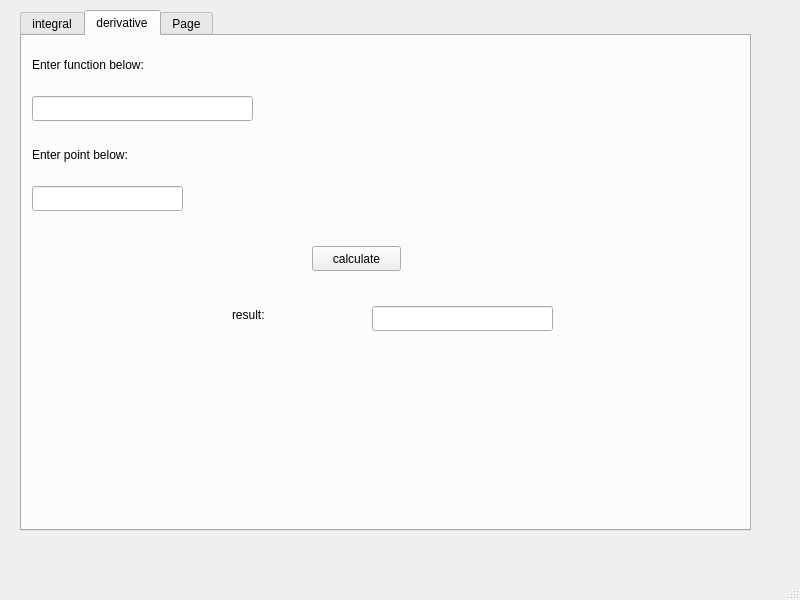
Qt form src/geek-calculator/mainwindow.ui (Jelena-Zivovic/RS014-geek-calculator) before a commit.
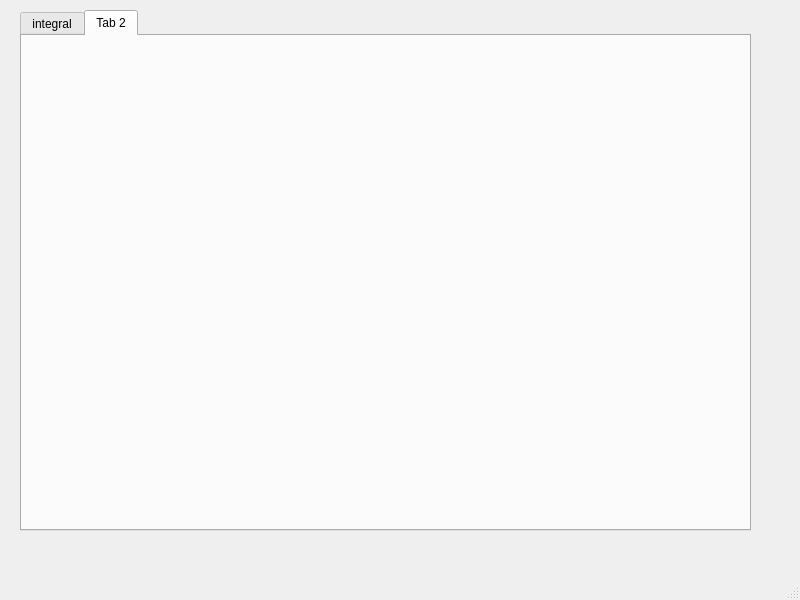
The same form after that commit. The open tabs and pages were chosen to show the change.

Patch:
```diff
--- a/src/geek-calculator/mainwindow.ui
+++ b/src/geek-calculator/mainwindow.ui
@@ -483,10 +483,7 @@
         <height>521</height>
        </rect>
       </property>
-      <property name="currentIndex">
-       <number>1</number>
-      </property>
-      <widget class="QWidget" name="integralTab">
+      <widget class="QWidget" name="tab">
        <property name="layoutDirection">
         <enum>Qt::LeftToRight</enum>
        </property>
@@ -714,94 +711,7 @@
         <cursorShape>PointingHandCursor</cursorShape>
        </property>
        <attribute name="title">
-        <string>derivative</string>
-       </attribute>
-       <widget class="QLabel" name="enterFunctionDerivativeLabel">
-        <property name="geometry">
-         <rect>
-          <x>10</x>
-          <y>20</y>
-          <width>161</width>
-          <height>17</height>
-         </rect>
-        </property>
-        <property name="text">
-         <string>Enter function below:</string>
-        </property>
-       </widget>
-       <widget class="QLineEdit" name="enterFunctionDerivativeLineEdit">
-        <property name="geometry">
-         <rect>
-          <x>10</x>
-          <y>60</y>
-          <width>221</width>
-          <height>25</height>
-         </rect>
-        </property>
-       </widget>
-       <widget class="QLabel" name="enterPointDerivativeLabel">
-        <property name="geometry">
-         <rect>
-          <x>10</x>
-          <y>110</y>
-          <width>151</width>
-          <height>17</height>
-         </rect>
-        </property>
-        <property name="text">
-         <string>Enter point below:</string>
-        </property>
-       </widget>
-       <widget class="QLineEdit" name="enterPointDerivativeLineEdit">
-        <property name="geometry">
-         <rect>
-          <x>10</x>
-          <y>150</y>
-          <width>151</width>
-          <height>25</height>
-         </rect>
-        </property>
-       </widget>
-       <widget class="QPushButton" name="calculateDerivativeButton">
-        <property name="geometry">
-         <rect>
-          <x>290</x>
-          <y>210</y>
-          <width>89</width>
-          <height>25</height>
-         </rect>
-        </property>
-        <property name="text">
-         <string>calculate</string>
-        </property>
-       </widget>
-       <widget class="QLineEdit" name="resultDerivativeLineEdit">
-        <property name="geometry">
-         <rect>
-          <x>350</x>
-          <y>270</y>
-          <width>181</width>
-          <height>25</height>
-         </rect>
-        </property>
-       </widget>
-       <widget class="QLabel" name="resultDerivativeLabel">
-        <property name="geometry">
-         <rect>
-          <x>210</x>
-          <y>270</y>
-          <width>67</width>
-          <height>17</height>
-         </rect>
-        </property>
-        <property name="text">
-         <string>result:</string>
-        </property>
-       </widget>
-      </widget>
-      <widget class="QWidget" name="tab">
-       <attribute name="title">
-        <string>Page</string>
+        <string>Tab 2</string>
        </attribute>
       </widget>
      </widget>
```
Left out of the diff: 53 changed lines with no effect on the pictures.
